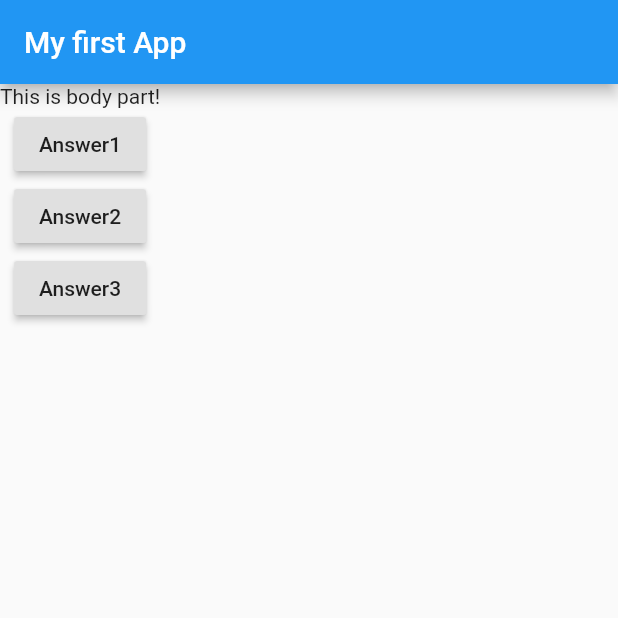
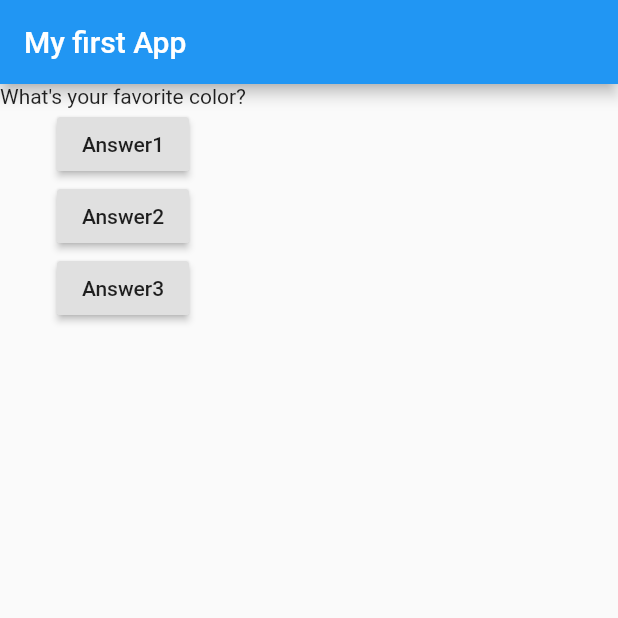
Before and after one commit to shreeji0312/learning_flutter, a Flutter app: the screen it shows after launch, on a phone screen of 412 x 824 dp, the top half of it. Run offline on Flutter 3.47's test engine with Material 2 defaults, Android fonts, the phone set to English and light mode, and no system bars.

Commit message:
array
adding array and function

```diff
--- a/lib/main.dart
+++ b/lib/main.dart
@@ -5,10 +5,20 @@ void main() {
 }
 
 class MyApp extends StatelessWidget {
+  var questionIndex = 0;
+
+  void answeredQue(){
+    questionIndex = questionIndex + 1;
+    print('Answer chosen!');
+  }
   void answerQuestion(){
     print('Answer chosen!');
   }
   Widget build(BuildContext context) {
+    var questions = [
+      'What\'s your favorite color?',
+      'What\'s your favorite animal?',
+    ];
     return MaterialApp(
       home: Scaffold(
           appBar: AppBar(
@@ -16,7 +26,7 @@ class MyApp extends StatelessWidget {
           ),
           body: Column(
             children: [
-              Text('This is body part!'),
+              Text(questions[questionIndex]),
               RaisedButton(
                 child: Text('Answer1'),
                 onPressed: answerQuestion,
```
